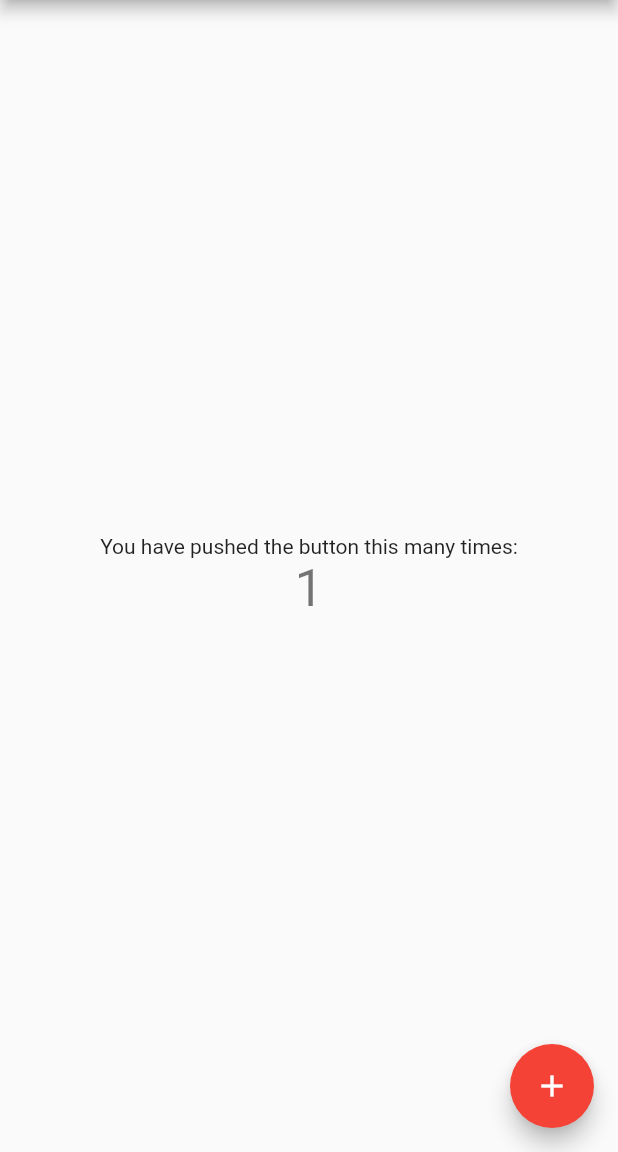
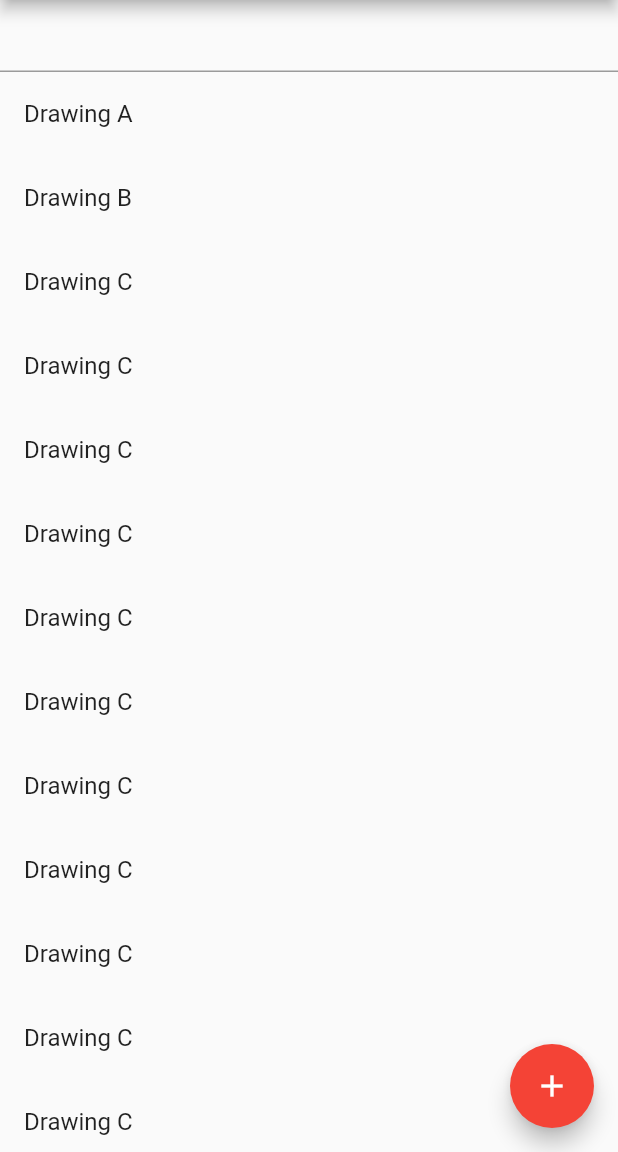
Before and after one commit to as1605/NotesApp, a Flutter app: the screen it shows after launch, after a tap on the "add" icon, on a phone screen of 412 x 824 dp, the part 84-1236 px from its top. Run offline on Flutter 3.47's test engine with Material 2 defaults, Android fonts, the phone set to English and light mode, and no system bars.

Commit message:
Added basic list

```diff
--- a/lib/main.dart
+++ b/lib/main.dart
@@ -4,27 +4,21 @@ void main() {
   runApp(NotesApp());
 }
 
+class DrawingItem {
+  int id = 0;
+  String title = "New Drawing";
+
+  DrawingItem(this.id, this.title);
+}
+
 class NotesApp extends StatelessWidget {
-  // This widget is the root of your application.
   @override
   Widget build(BuildContext context) {
     return MaterialApp(
       debugShowCheckedModeBanner: false,
       title: 'NotesApp',
       theme: ThemeData(
-        // This is the theme of your application.
-        //
-        // Try running your application with "flutter run". You'll see the
-        // application has a blue toolbar. Then, without quitting the app, try
-        // changing the primarySwatch below to Colors.green and then invoke
-        // "hot reload" (press "r" in the console where you ran "flutter run",
-        // or simply save your changes to "hot reload" in a Flutter IDE).
-        // Notice that the counter didn't reset back to zero; the application
-        // is not restarted.
         primarySwatch: Colors.red,
-        // This makes the visual density adapt to the platform that you run
-        // the app on. For desktop platforms, the controls will be smaller and
-        // closer together (more dense) than on mobile platforms.
         visualDensity: VisualDensity.adaptivePlatformDensity,
       ),
       home: DashBoard(title: 'NotesApp'),
@@ -35,84 +29,64 @@ class NotesApp extends StatelessWidget {
 class DashBoard extends StatefulWidget {
   DashBoard({Key key, this.title}) : super(key: key);
 
-  // This widget is the home page of your application. It is stateful, meaning
-  // that it has a State object (defined below) that contains fields that affect
-  // how it looks.
-
-  // This class is the configuration for the state. It holds the values (in this
-  // case the title) provided by the parent (in this case the App widget) and
-  // used by the build method of the State. Fields in a Widget subclass are
-  // always marked "final".
-
   final String title;
 
   @override
   _DashBoardState createState() => _DashBoardState();
 }
 
+List<ListTile> getWidgetsList(List<DrawingItem> listItems) {
+  List<ListTile> widgets = [];
+  for (int i = 0; i < listItems.length; i++) {
+    widgets.add(ListTile(
+      title: Text(listItems[i].title),
+    ));
+  }
+  return widgets;
+}
+
 class _DashBoardState extends State<DashBoard> {
-  int _counter = 0;
+  List<DrawingItem> listItems = [
+    DrawingItem(1, "Drawing A"),
+    DrawingItem(2, "Drawing B"),
+    DrawingItem(3, "Drawing C"),
+    DrawingItem(3, "Drawing C"),
+    DrawingItem(3, "Drawing C"),
+    DrawingItem(3, "Drawing C"),
+    DrawingItem(3, "Drawing C"),
+    DrawingItem(3, "Drawing C"),
+    DrawingItem(3, "Drawing C"),
+    DrawingItem(3, "Drawing C"),
+    DrawingItem(3, "Drawing C"),
+    DrawingItem(3, "Drawing C"),
+    DrawingItem(3, "Drawing C"),
+    DrawingItem(3, "Drawing C"),
+  ];
+  TextEditingController textController = TextEditingController();
 
-  void _incrementCounter() {
-    setState(() {
-      // This call to setState tells the Flutter framework that something has
-      // changed in this State, which causes it to rerun the build method below
-      // so that the display can reflect the updated values. If we changed
-      // _counter without calling setState(), then the build method would not be
-      // called again, and so nothing would appear to happen.
-      _counter++;
-    });
+  void addNewItemToList(int id, String title) {
+    setState(() => {listItems.add(DrawingItem(id, title))});
   }
 
   @override
   Widget build(BuildContext context) {
-    // This method is rerun every time setState is called, for instance as done
-    // by the _incrementCounter method above.
-    //
-    // The Flutter framework has been optimized to make rerunning build methods
-    // fast, so that you can just rebuild anything that needs updating rather
-    // than having to individually change instances of widgets.
     return Scaffold(
       appBar: AppBar(
-        // Here we take the value from the MyHomePage object that was created by
-        // the App.build method, and use it to set our appbar title.
         title: Text(widget.title),
       ),
-      body: Center(
-        // Center is a layout widget. It takes a single child and positions it
-        // in the middle of the parent.
-        child: Column(
-          // Column is also a layout widget. It takes a list of children and
-          // arranges them vertically. By default, it sizes itself to fit its
-          // children horizontally, and tries to be as tall as its parent.
-          //
-          // Invoke "debug painting" (press "p" in the console, choose the
-          // "Toggle Debug Paint" action from the Flutter Inspector in Android
-          // Studio, or the "Toggle Debug Paint" command in Visual Studio Code)
-          // to see the wireframe for each widget.
-          //
-          // Column has various properties to control how it sizes itself and
-          // how it positions its children. Here we use mainAxisAlignment to
-          // center the children vertically; the main axis here is the vertical
-          // axis because Columns are vertical (the cross axis would be
-          // horizontal).
-          mainAxisAlignment: MainAxisAlignment.center,
-          children: <Widget>[
-            Text(
-              'You have pushed the button this many times:',
-            ),
-            Text(
-              '$_counter',
-              style: Theme.of(context).textTheme.headline4,
-            ),
-          ],
-        ),
+      body: ListView(
+        children: <Widget>[
+              TextField(
+                controller: textController,
+              )
+            ] +
+            getWidgetsList(listItems),
       ),
       floatingActionButton: FloatingActionButton(
-        onPressed: _incrementCounter,
+        onPressed: () => {print("button pressed")},
         tooltip: 'Increment',
         child: Icon(Icons.add),
-      ), // This trailing comma makes auto-formatting nicer for build methods.
+      ),
     );
   }
 }
```
